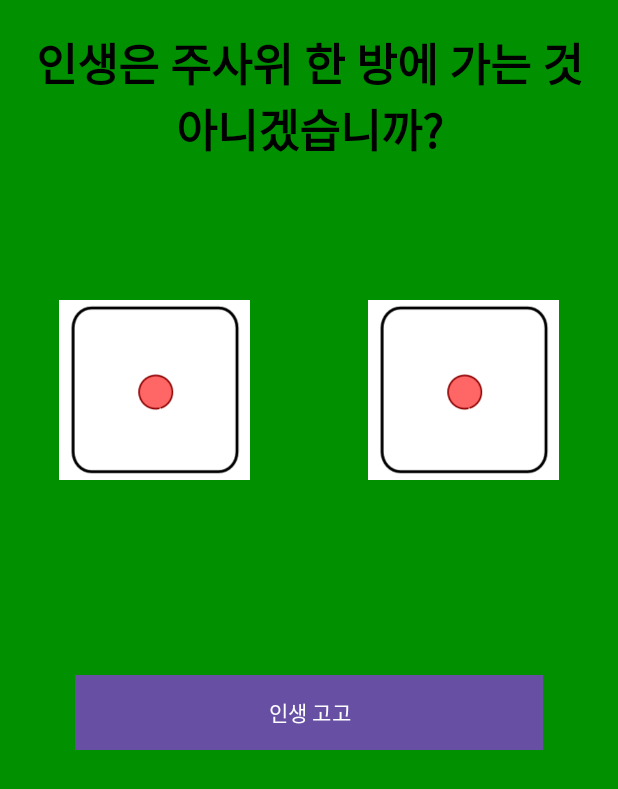
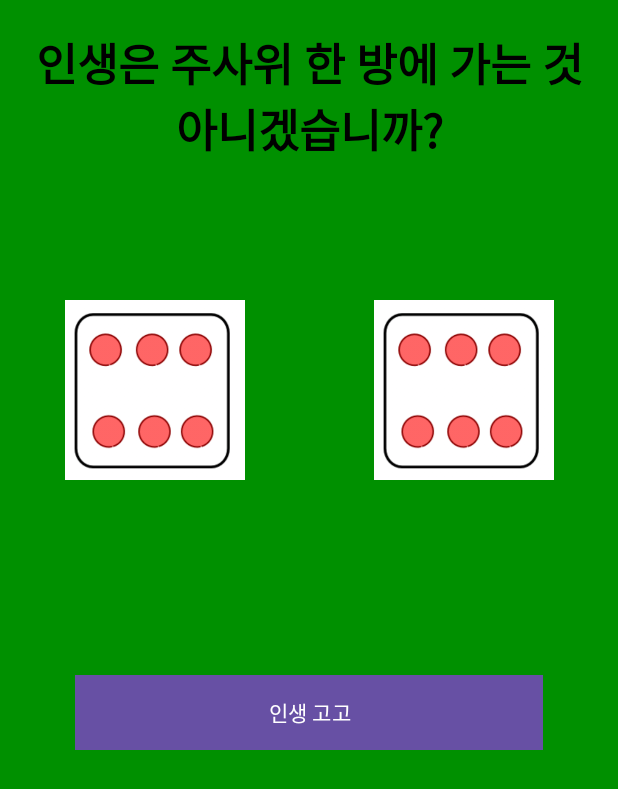
Before and after one commit to sangmoki/dice, an Android app: the screen it shows after launch (MainActivity), on a phone screen of 412 x 824 dp. Shown: the top 789 px of the screen. Run offline under Robolectric (Android 15) with nearby library versions, the phone set to English and light mode, and no system bars; our stand-ins replace data binding.

Commit message:
Refactor: "레이아웃 구성 변경"

```diff
--- a/app/src/main/res/layout/activity_main.xml
+++ b/app/src/main/res/layout/activity_main.xml
@@ -23,7 +23,7 @@
                 android:textSize="30sp"
                 android:textColor="@color/black"
                 android:gravity="center"
-                android:layout_marginTop="50dp"
+                android:layout_marginTop="100dp"
                 android:layout_margin="20dp"
                 android:textStyle="bold"
                 android:fontFamily="@font/bmjua"
@@ -37,19 +37,19 @@
 
             <ImageView
                 android:id="@+id/dice1"
-                android:src="@drawable/dice_1"
+                android:src="@drawable/dice_6"
                 android:layout_width="120dp"
                 android:layout_height="120dp"
                 android:layout_weight="1"/>
 
             <ImageView
                 android:id="@+id/dice2"
-                android:src="@drawable/dice_1"
+                android:src="@drawable/dice_6"
                 android:layout_width="120dp"
                 android:layout_height="120dp"
                 android:layout_weight="1"/>
 
-        </LinearLayout>/
+        </LinearLayout>
 
         <Button
             android:id="@+id/diceStartBtn"
```
